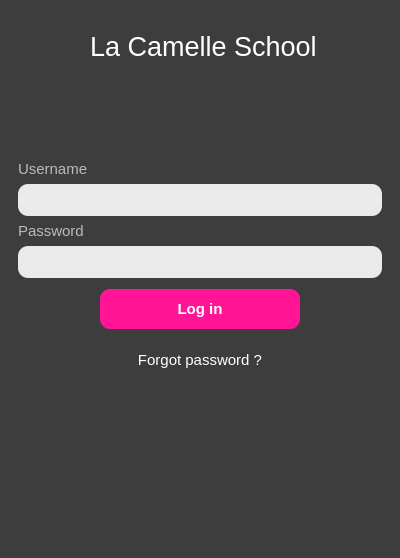
Qt form CAI_System_Qt/CAI_Admin/UI/FormLogIn.ui (CPG19040/CPG19040) before a commit.
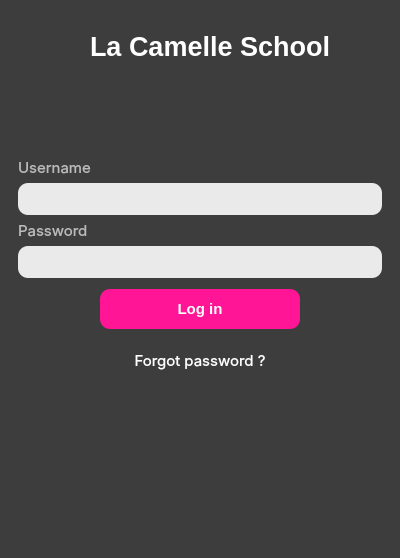
The same form after that commit. Icons and pictures are not drawn.

The edit to the form file:
```diff
--- a/CAI_System_Qt/CAI_Admin/UI/FormLogIn.ui
+++ b/CAI_System_Qt/CAI_Admin/UI/FormLogIn.ui
@@ -102,9 +102,9 @@
          <font>
           <family>Ubuntu</family>
           <pointsize>20</pointsize>
-          <weight>50</weight>
+          <weight>75</weight>
           <italic>false</italic>
-          <bold>false</bold>
+          <bold>true</bold>
          </font>
         </property>
         <property name="styleSheet">
@@ -171,7 +171,7 @@
          </property>
          <property name="font">
           <font>
-           <family>Ubuntu</family>
+           <family>Inter</family>
            <pointsize>11</pointsize>
            <weight>50</weight>
            <bold>false</bold>
@@ -203,7 +203,7 @@
          </property>
          <property name="font">
           <font>
-           <family>Ubuntu</family>
+           <family>Inter</family>
            <pointsize>11</pointsize>
           </font>
          </property>
@@ -212,7 +212,9 @@
 	background-color: rgb(234, 234, 234);
 	padding: 5px;
 	border-radius: 10px;
-}</string>
+	color: rgb(36, 31, 49);
+}
+</string>
          </property>
         </widget>
        </item>
@@ -226,7 +228,7 @@
          </property>
          <property name="font">
           <font>
-           <family>Ubuntu</family>
+           <family>Inter</family>
            <pointsize>11</pointsize>
            <weight>50</weight>
            <bold>false</bold>
@@ -335,7 +337,7 @@
          </property>
          <property name="font">
           <font>
-           <family>Ubuntu</family>
+           <family>Inter</family>
            <pointsize>11</pointsize>
           </font>
          </property>
```
Left out of the diff: 3 changed lines with no effect on the pictures.
